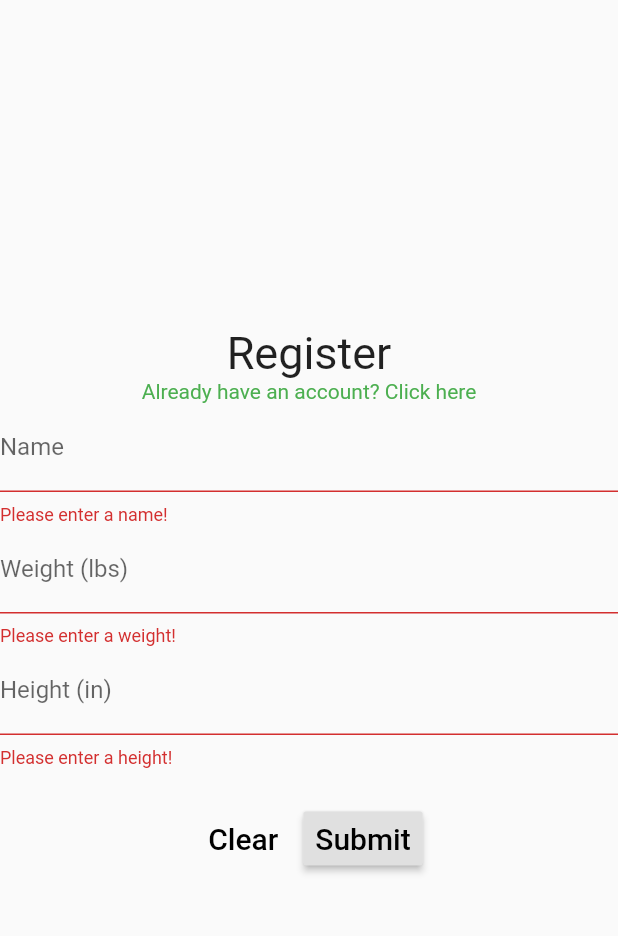
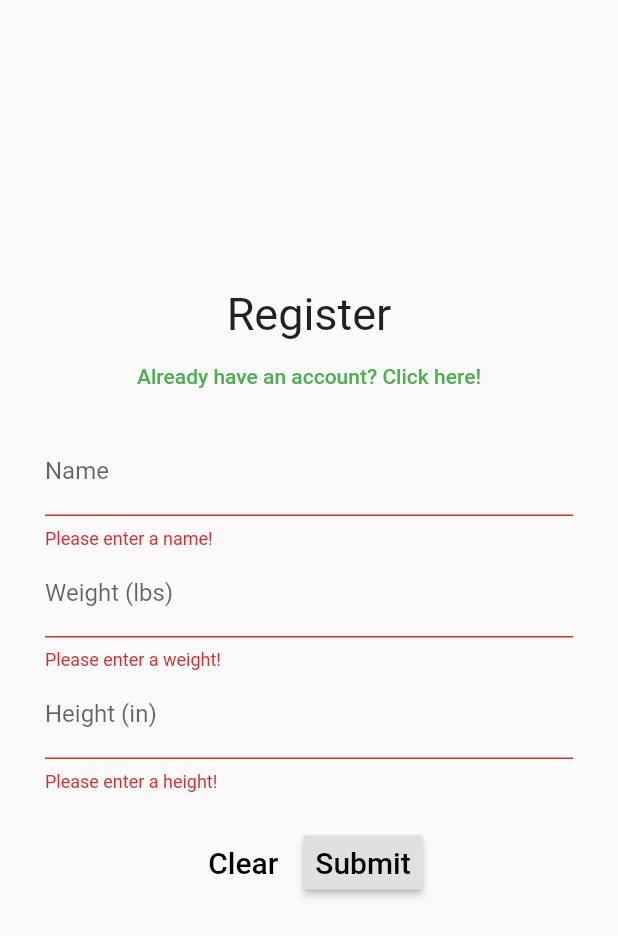
Before and after one commit to samderanova/NutraFlex, a Flutter app: the RegisterOrLogin screen opened directly, after a tap on "Submit", on a phone screen of 412 x 824 dp. Shown: the top 936 px of the screen. Run offline on Flutter 3.47's test engine with Material 2 defaults, Android fonts, the phone set to English and light mode, and no system bars; our stand-ins replace shared_preferences; accounts and stored records are empty; network calls fail.

Commit message:
fixed another storage bug, organized files

```diff
--- a/lib/main.dart
+++ b/lib/main.dart
@@ -1,10 +1,8 @@
 import 'dart:async';
-import 'package:NutraFlex/widgets/workouts.dart';
 import 'package:flutter/material.dart';
 import 'package:shared_preferences/shared_preferences.dart';
-import './widgets/form.dart';
-import './widgets/workouts.dart';
 import './widgets/home.dart';
+import './widgets/welcome.dart';
 
 /*
 NOTE!!!!
@@ -47,162 +45,29 @@ class _MyAppState extends State<MyApp> {
   @override
   Widget build(BuildContext context) {
     getName();
+    Widget widgetToLoad;
+    if (stringName != '') {
+      widgetToLoad = SafeArea(
+        child: Home(stringName, data),
+      );
+    } else {
+      widgetToLoad = SafeArea(
+        child: Welcome(
+          data: data,
+        ),
+      );
+    }
+
     return MaterialApp(
+      routes: {
+        '/welcome': (context) => Welcome(),
+      },
       title: 'Flutter Demo',
       theme: ThemeData(
         primarySwatch: Colors.green,
         visualDensity: VisualDensity.adaptivePlatformDensity,
       ),
-      home: (stringName != null)
-          ? Home(
-              name: stringName,
-            )
-          : Welcome(
-              data: data,
-            ),
+      home: widgetToLoad,
     );
   }
 }
-
-class Welcome extends StatelessWidget {
-  final Future<SharedPreferences> data;
-  Welcome({this.data});
-
-  @override
-  Widget build(BuildContext context) {
-    return SafeArea(
-      child: Scaffold(
-        body: Column(
-          children: [
-            Center(
-              child: Text(
-                'Welcome!',
-                style: TextStyle(fontSize: 40),
-              ),
-            ),
-            Center(
-              child: FlatButton(
-                child: Text('Click here to start >'),
-                onPressed: () {
-                  Navigator.push(
-                    context,
-                    MaterialPageRoute(
-                        builder: (context) => RegisterOrLogin(
-                              data: data,
-                            )),
-                  );
-                },
-              ),
-            )
-          ],
-          mainAxisAlignment: MainAxisAlignment.center,
-          mainAxisSize: MainAxisSize.max,
-        ),
-      ),
-    );
-  }
-}
-
-class RegisterOrLogin extends StatefulWidget {
-  final Future<SharedPreferences> data;
-  RegisterOrLogin({this.data});
-
-  @override
-  _RegisterOrLoginState createState() => _RegisterOrLoginState();
-}
-
-class _RegisterOrLoginState extends State<RegisterOrLogin> {
-  @override
-  Widget build(BuildContext context) {
-    return Container(
-      child: Scaffold(
-        body: Column(
-          children: [
-            Center(
-              child: Text(
-                'Register',
-                style: TextStyle(fontSize: 30),
-              ),
-            ),
-            Center(
-              child: Text(
-                'Already have an account? Click here',
-                style: TextStyle(
-                  color: Colors.green,
-                ),
-              ),
-            ),
-
-            // Input form for user
-            CustomForm(
-              data: widget.data,
-            ),
-          ],
-          mainAxisAlignment: MainAxisAlignment.center,
-          mainAxisSize: MainAxisSize.max,
-        ),
-      ),
-    );
-  }
-}
-
-class Home extends StatefulWidget {
-  final String name;
-  Home({this.name});
-
-  @override
-  _HomeState createState() => _HomeState();
-}
-
-class _HomeState extends State<Home> {
-  int _selectedIndex = 1;
-
-  var _widgets = [
-    /*
-    We'll eventually replace these widges with
-    Workouts()
-    Home()
-    Nutrition()
-    respectively.
-    */
-    Workouts(),
-    '',
-    Text('Nutrition'),
-  ];
-
-  void _tap(int index) {
-    setState(() {
-      _selectedIndex = index;
-    });
-  }
-
-  @override
-  Widget build(BuildContext context) {
-    _widgets[1] = HomePage(widget.name);
-    return Scaffold(
-      body: Center(
-        child: _widgets[_selectedIndex],
-      ),
-      bottomNavigationBar: BottomNavigationBar(
-        items: [
-          BottomNavigationBarItem(
-            icon: Icon(Icons.fitness_center),
-            label: 'Workouts',
-            backgroundColor: Colors.green,
-          ),
-          BottomNavigationBarItem(
-            icon: Icon(Icons.home),
-            label: 'Home',
-          ),
-          BottomNavigationBarItem(
-            icon: Icon(Icons.dinner_dining),
-            label: 'Nutrition',
-          )
-        ],
-        currentIndex: _selectedIndex,
-        selectedItemColor: Colors.blue,
-        onTap: _tap,
-      ),
-    );
-  }
-}
--- a/lib/widgets/form.dart
+++ b/lib/widgets/form.dart
@@ -1,6 +1,6 @@
 import 'package:flutter/material.dart';
 import 'package:shared_preferences/shared_preferences.dart';
-import '../main.dart';
+import './home.dart';
 
 class CustomForm extends StatefulWidget {
   final Future<SharedPreferences> data;
@@ -89,7 +89,9 @@ class _CustomFormState extends State<CustomForm> {
                           Navigator.push(
                             context,
                             MaterialPageRoute(
-                              builder: (context) => Home(name: name,),
+                              builder: (context) => SafeArea(
+                                child: Home(name, widget.data),
+                              ),
                             ),
                           );
                         }
--- /dev/null
+++ b/lib/widgets/registerOrLogin.dart
@@ -0,0 +1,63 @@
+import 'package:flutter/material.dart';
+import 'package:shared_preferences/shared_preferences.dart';
+import './form.dart';
+
+class RegisterOrLogin extends StatefulWidget {
+  final Future<SharedPreferences> data;
+  RegisterOrLogin({this.data});
+
+  @override
+  _RegisterOrLoginState createState() => _RegisterOrLoginState();
+}
+
+class _RegisterOrLoginState extends State<RegisterOrLogin> {
+  @override
+  Widget build(BuildContext context) {
+    return Container(
+      child: Scaffold(
+        body: Column(
+          children: [
+            Center(
+              child: Text(
+                'Register',
+                style: TextStyle(fontSize: 30),
+              ),
+            ),
+            Center(
+              child: FlatButton(
+                child: Text('Already have an account? Click here!',
+                    style: TextStyle(color: Colors.green)),
+                onPressed: () {},
+              ),
+            ),
+
+            // Input form for user
+            Container(
+              child: CustomForm(
+                data: widget.data,
+              ),
+              padding: EdgeInsets.fromLTRB(30, 10, 30, 10),
+            )
+          ],
+          mainAxisAlignment: MainAxisAlignment.center,
+          mainAxisSize: MainAxisSize.max,
+        ),
+      ),
+    );
+  }
+}
+
+
+class Login extends StatefulWidget {
+  @override
+  _LoginState createState() => _LoginState();
+}
+
+class _LoginState extends State<Login> {
+  @override
+  Widget build(BuildContext context) {
+    return Container(
+
+    );
+  }
+}
--- /dev/null
+++ b/lib/widgets/welcome.dart
@@ -0,0 +1,45 @@
+import 'package:flutter/material.dart';
+import 'package:shared_preferences/shared_preferences.dart';
+import './registerOrLogin.dart';
+
+class Welcome extends StatelessWidget {
+  final Future<SharedPreferences> data;
+  Welcome({this.data});
+
+  @override
+  Widget build(BuildContext context) {
+    return SafeArea(
+      child: Scaffold(
+        body: Column(
+          children: [
+            Center(
+              child: Text(
+                'Welcome!',
+                style: TextStyle(fontSize: 40),
+              ),
+            ),
+            Center(
+              child: FlatButton(
+                child: Text('Click here to start >'),
+                onPressed: () {
+                  Navigator.push(
+                    context,
+                    MaterialPageRoute(
+                      builder: (context) => SafeArea(
+                        child: RegisterOrLogin(
+                          data: data,
+                        ),
+                      ),
+                    ),
+                  );
+                },
+              ),
+            )
+          ],
+          mainAxisAlignment: MainAxisAlignment.center,
+          mainAxisSize: MainAxisSize.max,
+        ),
+      ),
+    );
+  }
+}
```
Also changed, not shown: lib/widgets/home.dart (+50 -81 lines), lib/widgets/homePage.dart (added, +121 -0 lines).
